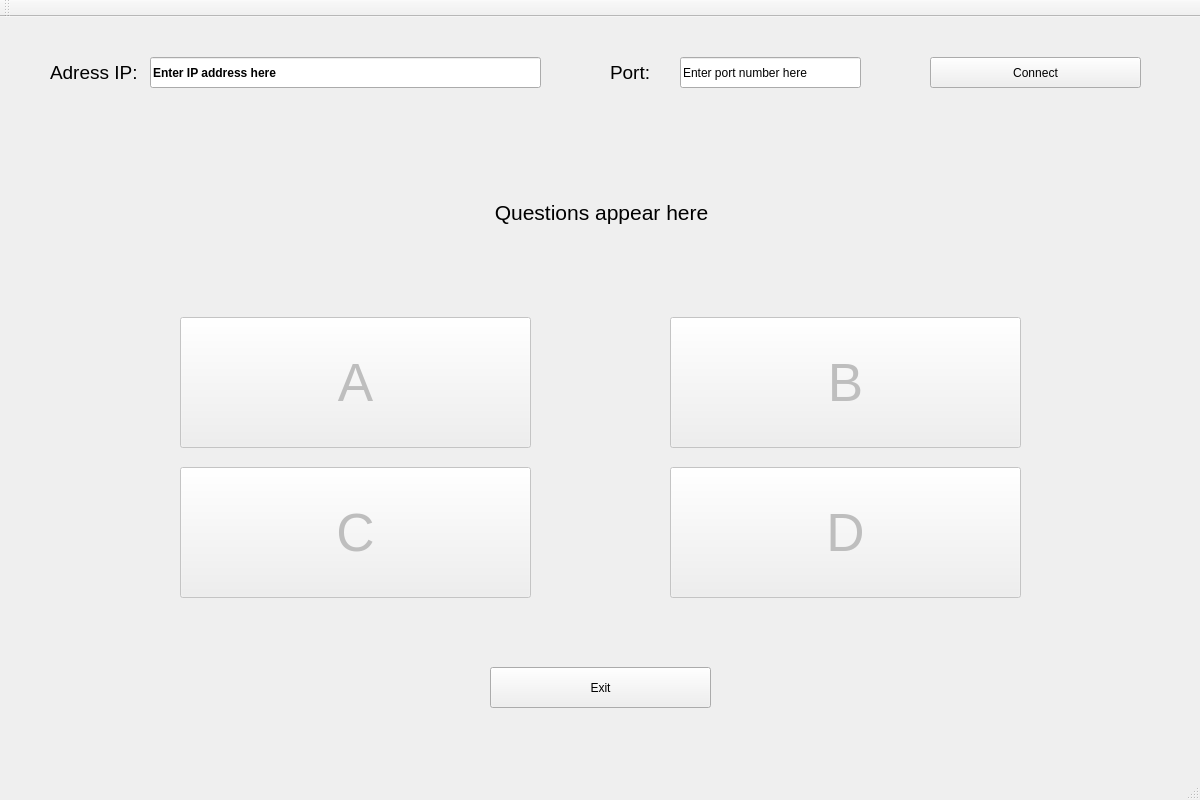
Old version of the form client/client_app/quizwindow.ui in the repository Johny9700/Internet_quiz.
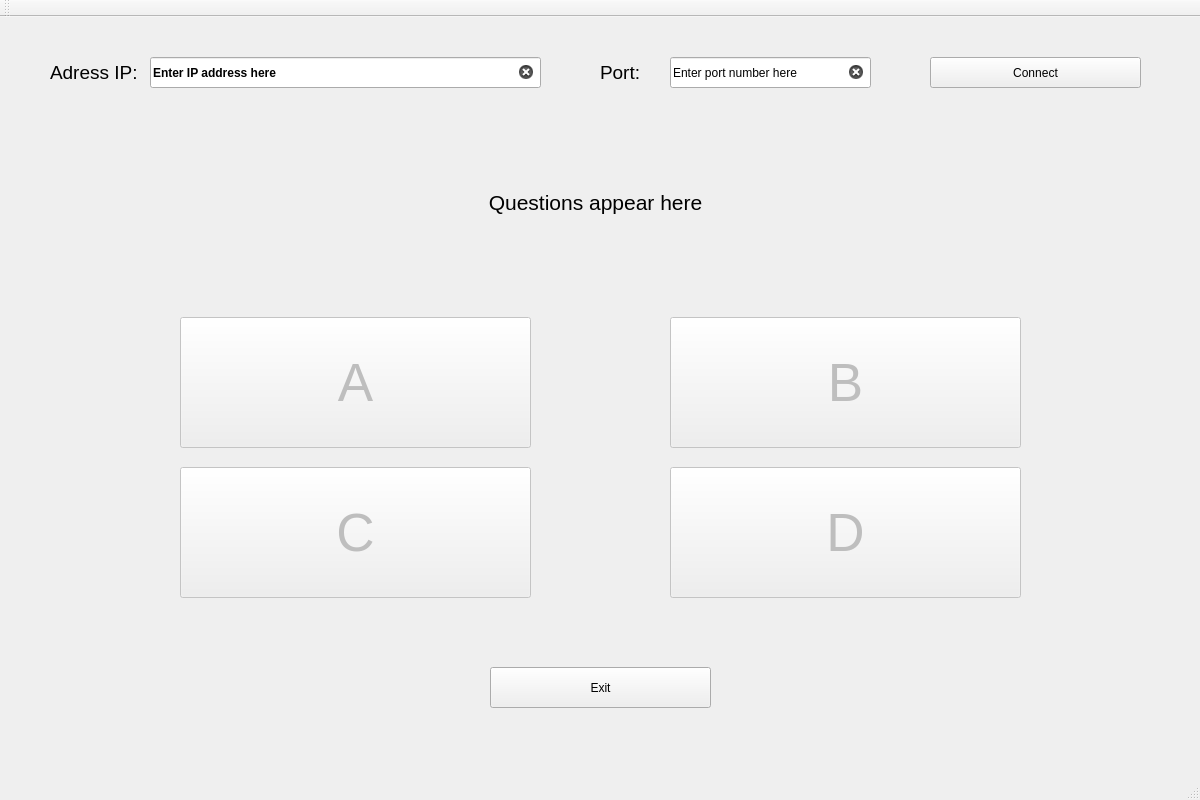
New version of the form.

Commit message: Add pop-up window before exit

The edit to the form file:
```diff
--- a/client/client_app/quizwindow.ui
+++ b/client/client_app/quizwindow.ui
@@ -73,24 +73,30 @@
     <property name="text">
      <string>Enter IP address here</string>
     </property>
+    <property name="clearButtonEnabled">
+     <bool>true</bool>
+    </property>
    </widget>
    <widget class="QLineEdit" name="portLineEdit">
     <property name="geometry">
      <rect>
-      <x>680</x>
+      <x>670</x>
       <y>40</y>
-      <width>181</width>
+      <width>201</width>
       <height>31</height>
      </rect>
     </property>
     <property name="text">
      <string>Enter port number here</string>
     </property>
+    <property name="clearButtonEnabled">
+     <bool>true</bool>
+    </property>
    </widget>
    <widget class="QLabel" name="portLabel">
     <property name="geometry">
      <rect>
-      <x>610</x>
+      <x>600</x>
       <y>40</y>
       <width>51</width>
       <height>31</height>
@@ -108,8 +114,8 @@
    <widget class="QLabel" name="label">
     <property name="geometry">
      <rect>
-      <x>36</x>
-      <y>150</y>
+      <x>30</x>
+      <y>140</y>
       <width>1131</width>
       <height>91</height>
      </rect>
```
Left out of the diff: 21 changed lines with no effect on the pictures. The commit also changes 7 other files.
